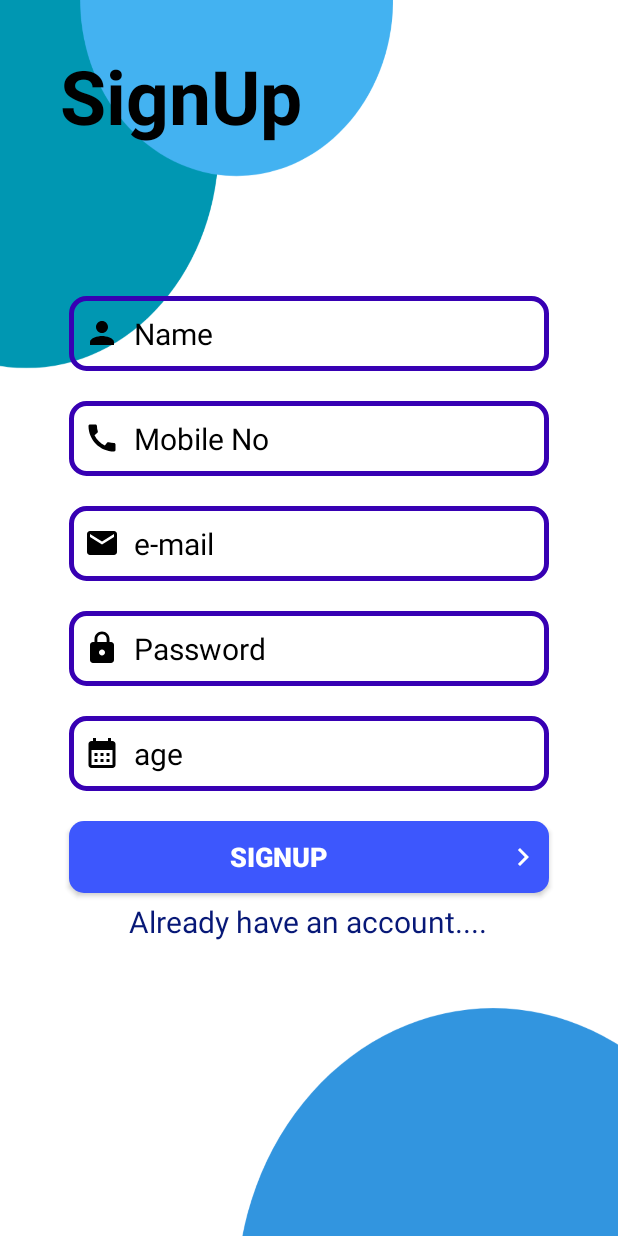
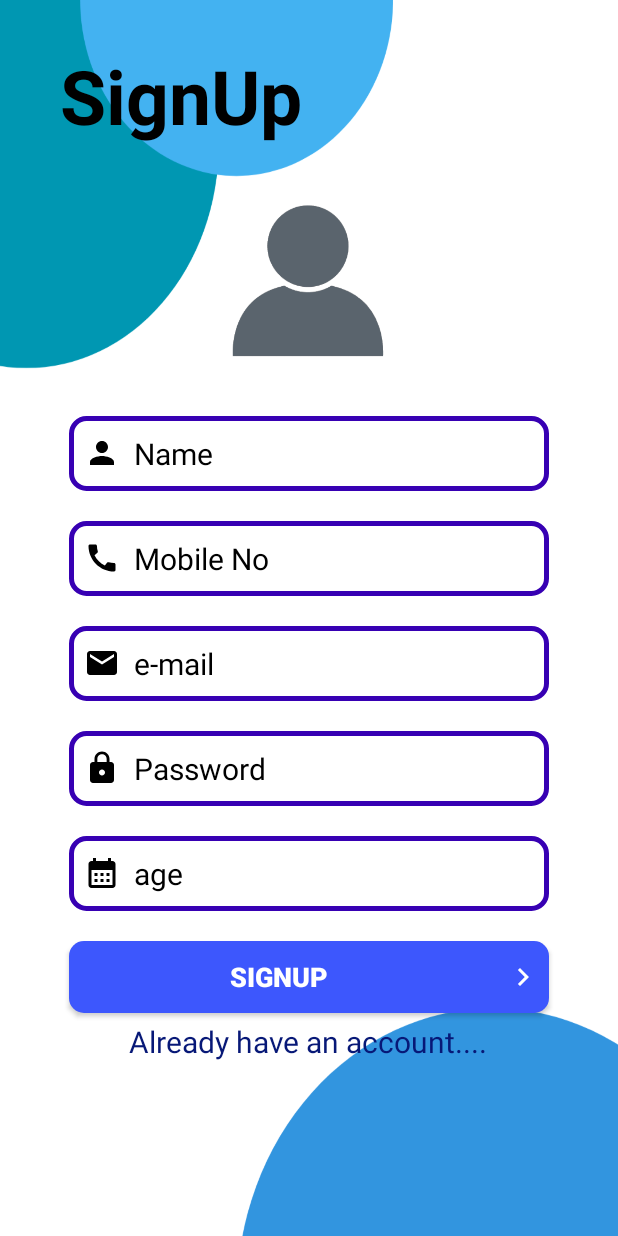
Before and after one commit to shreyansh2003Chi/k-Market, an Android app: the screen it shows after launch (MainActivity), on a phone screen of 412 x 824 dp. Run offline under Robolectric (Android 15) with nearby library versions, the phone set to English and light mode, and no system bars; our stand-ins replace Firebase (no records; nobody signed in at launch, a user with empty details on screens opened directly).

Commit message:
i have fixed some issues

```diff
--- a/app/src/main/res/layout/activity_main.xml
+++ b/app/src/main/res/layout/activity_main.xml
@@ -18,7 +18,7 @@
 
         android:layout_marginLeft="40dp"/>
 
-<!--    <androidx.cardview.widget.CardView-->
+    <!--    <androidx.cardview.widget.CardView-->
 <!--        android:layout_width="350dp"-->
 <!--        android:layout_marginTop="120dp"-->
 <!--        android:layout_height="550dp"-->
@@ -26,7 +26,14 @@
 <!--        android:layout_gravity="center"-->
 <!--        app:cardCornerRadius="30dp"-->
 <!--        app:cardElevation="0dp">-->
-        <EditText
+    <ImageView
+        android:layout_width="120dp"
+        android:layout_height="120dp"
+        android:layout_marginTop="30dp"
+        android:layout_gravity="center"
+        android:src="@drawable/personimgs" />
+
+    <EditText
             android:id="@+id/name"
             android:layout_width="320dp"
             android:layout_height="50dp"
@@ -36,7 +43,7 @@
             android:textSize="20dp"
             android:layout_gravity="center"
             android:drawableLeft="@drawable/ic_baseline_person_24"
-            android:layout_marginTop="100dp"
+            android:layout_marginTop="30dp"
             android:paddingEnd="3dp"
             android:textColor="@color/black"
             android:drawablePadding="9dp"
```
Also changed, not shown: app/src/main/java/com/example/testapp/MainActivity.java (+5 -5 lines), app/src/main/java/com/example/testapp/add.java (+10 -1 lines), app/src/main/res/layout/activity_loginpage.xml (+15 -2 lines), app/src/main/res/drawable/personimgs.png (added).
